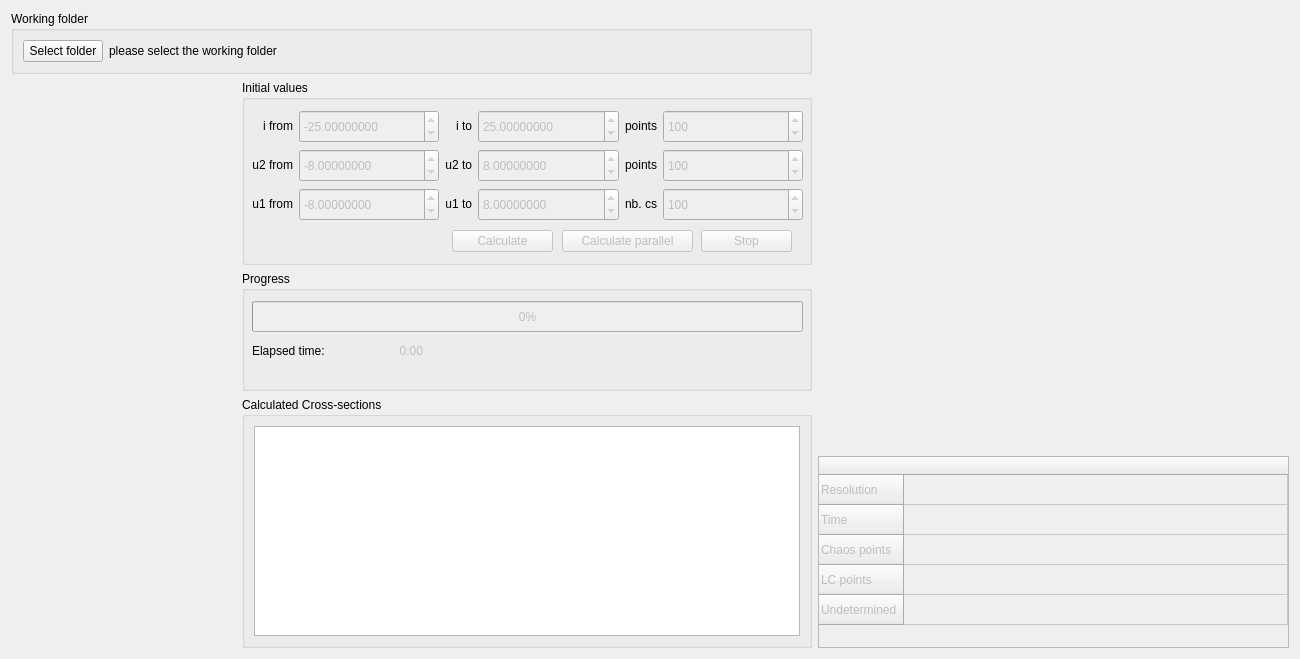
Above: widgets/csseriewidget.ui from zsolt-racz/chua-trajectory-visualiser before the change. Below: the same form after it.
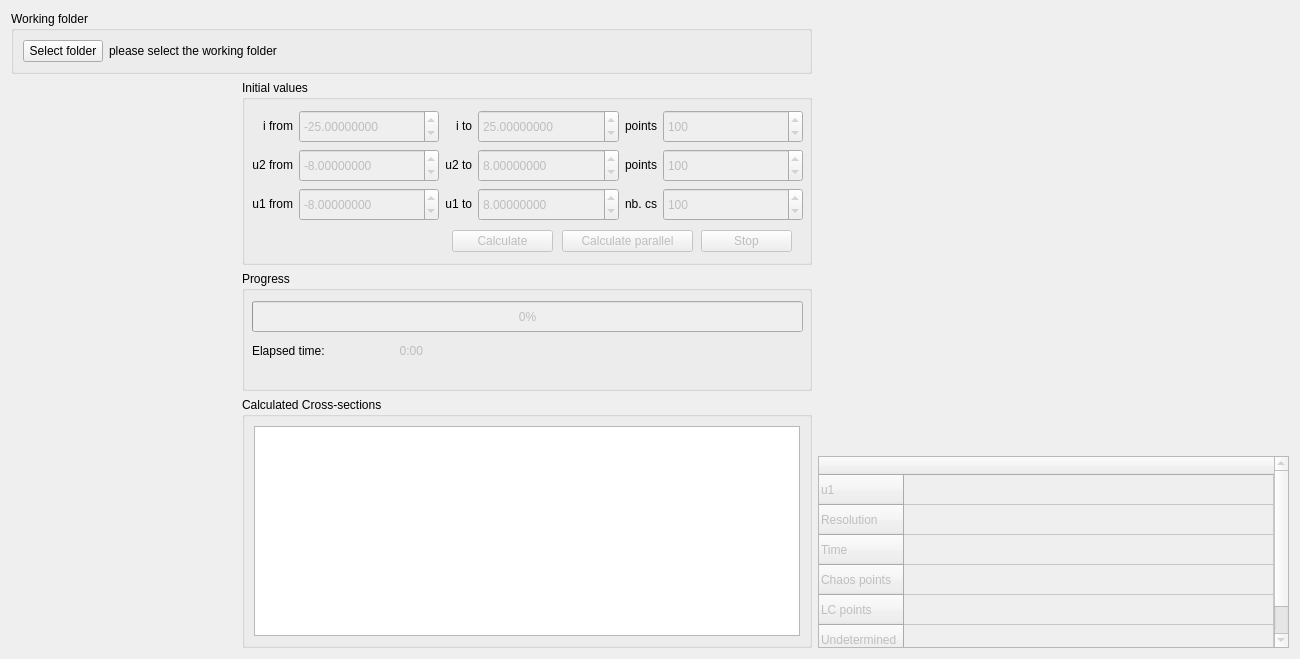
That is the form after the change. Custom widgets are drawn as their Qt base class.

Patch:
```diff
--- a/widgets/csseriewidget.ui
+++ b/widgets/csseriewidget.ui
@@ -643,6 +643,11 @@
        <attribute name="verticalHeaderShowSortIndicator" stdset="0">
         <bool>false</bool>
        </attribute>
+       <row>
+        <property name="text">
+         <string>u1</string>
+        </property>
+       </row>
        <row>
         <property name="text">
          <string>Resolution</string>
```
